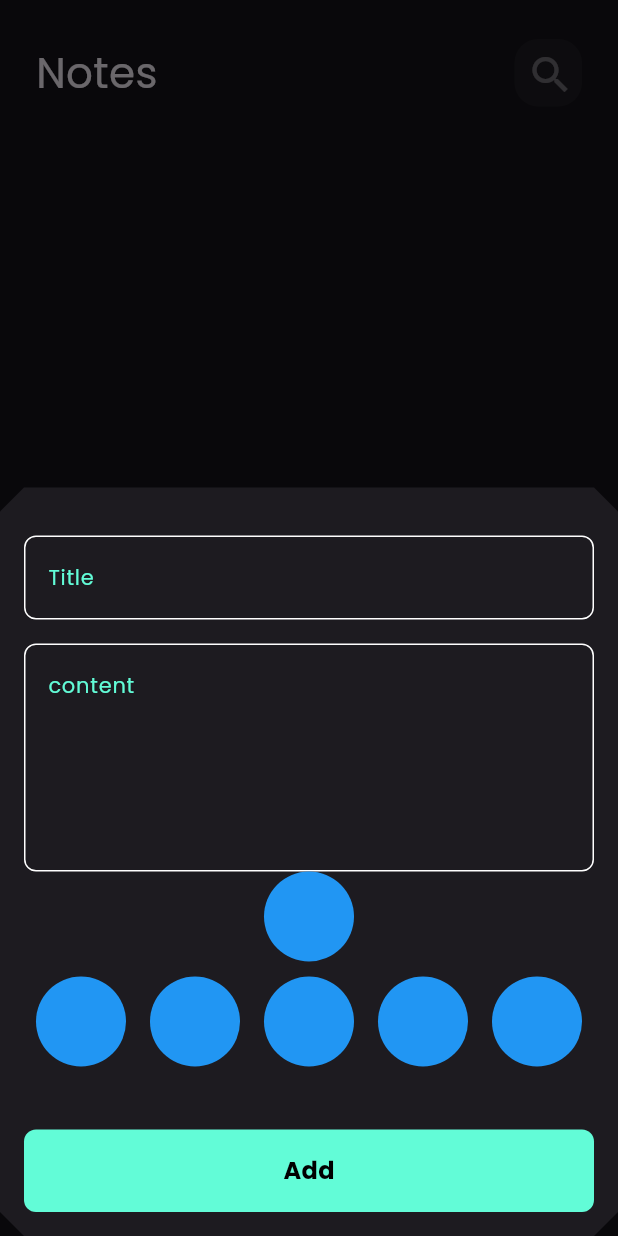
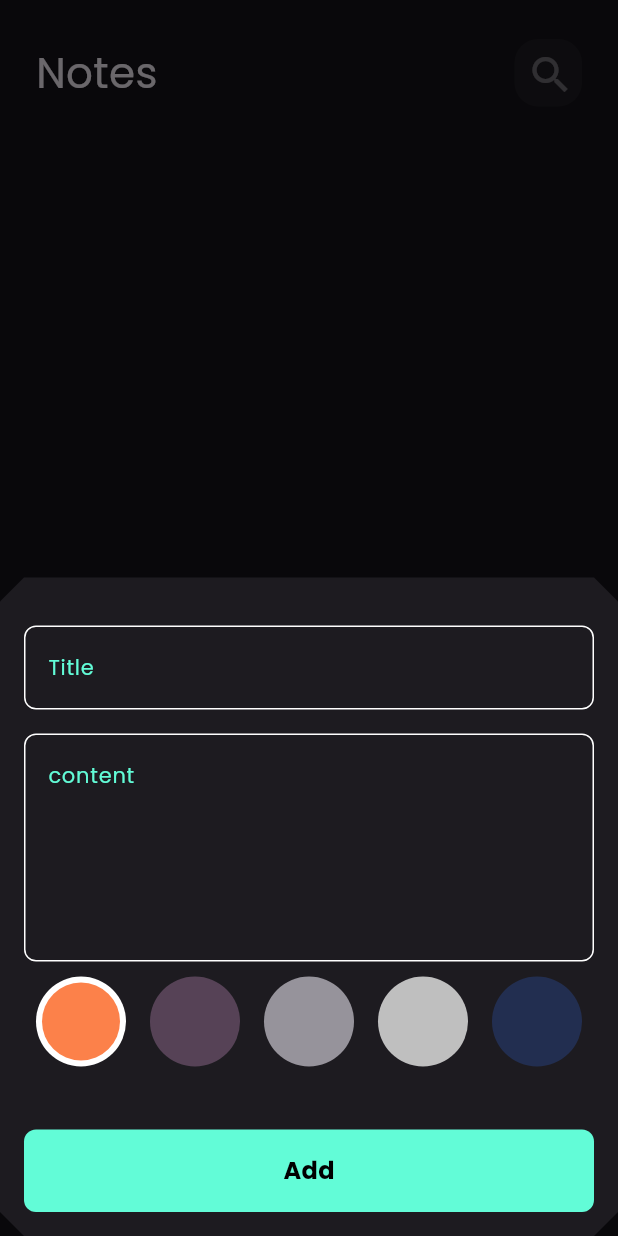
Before and after one commit to AMR5444/Note_App, a Flutter app: the screen it shows after launch, after a tap on the "add" icon, on a phone screen of 412 x 824 dp. Run offline on Flutter 3.47's test engine with Material 3 defaults, Android fonts, the phone set to English and light mode, and no system bars; our stand-ins replace flutter_bloc, hive, hive_flutter; accounts and stored records are empty.

Commit message:
Create colors list part two

```diff
--- a/lib/views/Widget/add_note_form_sheet.dart
+++ b/lib/views/Widget/add_note_form_sheet.dart
@@ -26,6 +26,7 @@ class _addNoteFormState extends State<addNoteForm> {
 
   AutovalidateMode autovalidateMode = AutovalidateMode.disabled;
   String? title, supTitle;
+
   @override
   Widget build(BuildContext context) {
     return Form(
@@ -49,7 +50,6 @@ class _addNoteFormState extends State<addNoteForm> {
             },
             maxLiens: 5,
           ),
-          ColorItem(),
           ColorsListview(),
           SizedBox(height: 32),
           BlocBuilder<AddNotesCubit, NotesState>(
--- a/lib/views/Widget/colors_ListView.dart
+++ b/lib/views/Widget/colors_ListView.dart
@@ -1,20 +1,48 @@
 import 'package:flutter/material.dart';
-import 'package:flutter/widgets.dart';
 
-class ColorsListview extends StatelessWidget {
+class ColorsListview extends StatefulWidget {
   const ColorsListview({super.key});
+
+  @override
+  State<ColorsListview> createState() => _ColorsListviewState();
+}
+
+class _ColorsListviewState extends State<ColorsListview> {
+  int currentIndex = 0;
+
+  final List<Color> colors = [
+    Color(0xffFC814A),
+    Color(0xff564256),
+    Color(0xff96939b),
+    Color(0xffbfbfbf),
+    Color(0xff222e50),
+    Color(0xff007991),
+    Color(0xff439a86),
+    Color(0xffbcd8c1),
+    Color(0xffe9d985),
+  ];
 
   @override
   Widget build(BuildContext context) {
     return SizedBox(
       height: 80,
       child: ListView.builder(
-        itemCount: 5,
+        itemCount: colors.length,
         scrollDirection: Axis.horizontal,
         itemBuilder: (context, index) {
-          return const Padding(
-            padding: EdgeInsets.symmetric(horizontal: 8.0),
-            child: ColorItem(),
+          return Padding(
+            padding: const EdgeInsets.symmetric(horizontal: 8.0),
+            child: GestureDetector(
+              onTap: () {
+                setState(() {
+                  currentIndex = index;
+                });
+              },
+              child: ColorItem(
+                color: colors[index],
+                isActive: currentIndex == index,
+              ),
+            ),
           );
         },
       ),
@@ -23,13 +51,29 @@ class ColorsListview extends StatelessWidget {
 }
 
 class ColorItem extends StatelessWidget {
-  const ColorItem({super.key});
+  const ColorItem({
+    super.key,
+    required this.isActive,
+    required this.color,
+  });
+
+  final bool isActive;
+  final Color color;
 
   @override
   Widget build(BuildContext context) {
-    return const CircleAvatar(
-      radius: 30,
-      backgroundColor: Colors.blue,
-    );
+    return isActive
+        ? CircleAvatar(
+            backgroundColor: Colors.white,
+            radius: 30,
+            child: CircleAvatar(
+              radius: 26,
+              backgroundColor: color,
+            ),
+          )
+        : CircleAvatar(
+            radius: 30,
+            backgroundColor: color,
+          );
   }
 }
```
